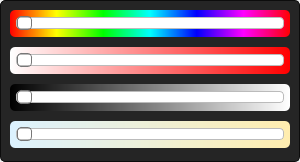
First picture: the form in src/gui/devicecolorwidget.ui, repository tom-23/TasmoManager, before the edit.
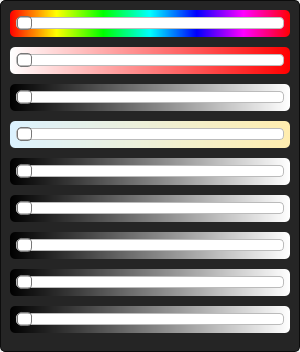
Second picture: the form after the edit.

Commit message: Added dimmer channel support + fixed some bugs

What changed in the file:
```diff
--- a/src/gui/devicecolorwidget.ui
+++ b/src/gui/devicecolorwidget.ui
@@ -7,7 +7,7 @@
     <x>0</x>
     <y>0</y>
     <width>300</width>
-    <height>162</height>
+    <height>352</height>
    </rect>
   </property>
   <property name="sizePolicy">
@@ -19,7 +19,7 @@
   <property name="maximumSize">
    <size>
     <width>16777215</width>
-    <height>200</height>
+    <height>352</height>
    </size>
   </property>
   <property name="windowTitle">
@@ -36,7 +36,7 @@
 	background-color: qlineargradient(spread:pad, x1:0, y1:0, x2:1, y2:0, stop:0 rgba(255, 0, 0, 255), stop:0.166 rgba(255, 255, 0, 255), stop:0.333 rgba(0, 255, 0, 255), stop:0.5 rgba(0, 255, 255, 255), stop:0.666 rgba(0, 0, 255, 255), stop:0.833 rgba(255, 0, 255, 255), stop:1 rgba(255, 0, 0, 255));
 }
 
-#brightness {
+#brightness,  #channel1,  #channel2,  #channel3,  #channel4,  #channel5 {
 	background-color: qlineargradient(spread:pad, x1:0, y1:0, x2:1, y2:0, stop:0 rgba(0, 0, 0, 255), stop:1 rgba(255, 255, 255, 255));
 }
 
@@ -152,6 +152,56 @@
         </property>
        </widget>
       </item>
+      <item>
+       <widget class="QSlider" name="channel1">
+        <property name="maximum">
+         <number>255</number>
+        </property>
+        <property name="orientation">
+         <enum>Qt::Horizontal</enum>
+        </property>
+       </widget>
+      </item>
+      <item>
+       <widget class="QSlider" name="channel2">
+        <property name="maximum">
+         <number>255</number>
+        </property>
+        <property name="orientation">
+         <enum>Qt::Horizontal</enum>
+        </property>
+       </widget>
+      </item>
+      <item>
+       <widget class="QSlider" name="channel3">
+        <property name="maximum">
+         <number>255</number>
+        </property>
+        <property name="orientation">
+         <enum>Qt::Horizontal</enum>
+        </property>
+       </widget>
+      </item>
+      <item>
+       <widget class="QSlider" name="channel4">
+        <property name="maximum">
+         <number>255</number>
+        </property>
+        <property name="orientation">
+         <enum>Qt::Horizontal</enum>
+        </property>
+       </widget>
+      </item>
+      <item>
+       <widget class="QSlider" name="channel5">
+        <property name="maximum">
+         <number>255</number>
+        </property>
+        <property name="orientation">
+         <enum>Qt::Horizontal</enum>
+        </property>
+       </widget>
+      </item>
      </layout>
     </widget>
    </item>
```
The commit also changes 3 other files.
